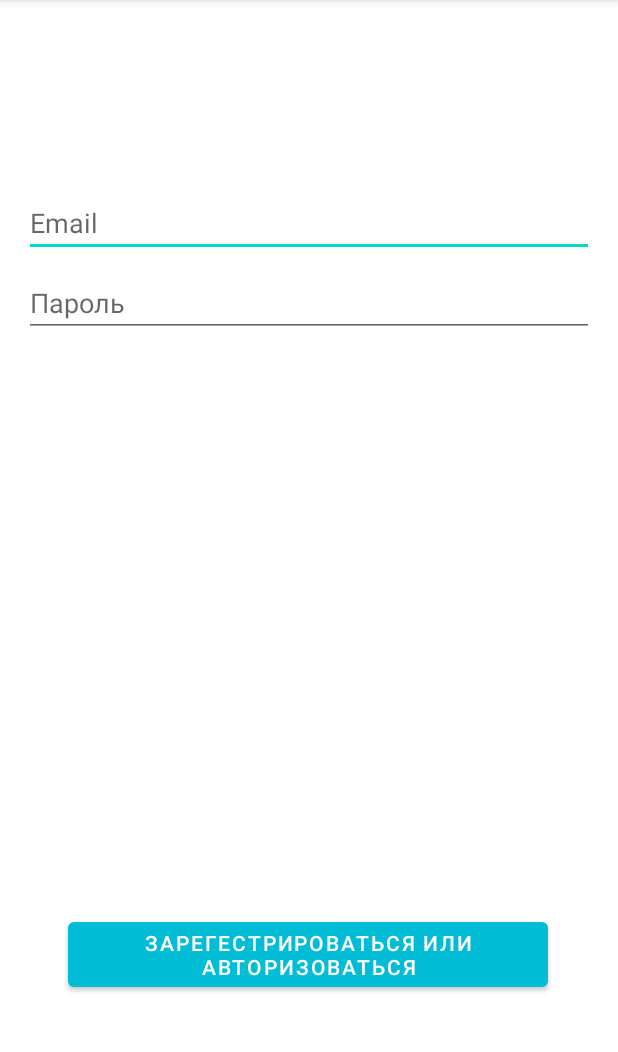
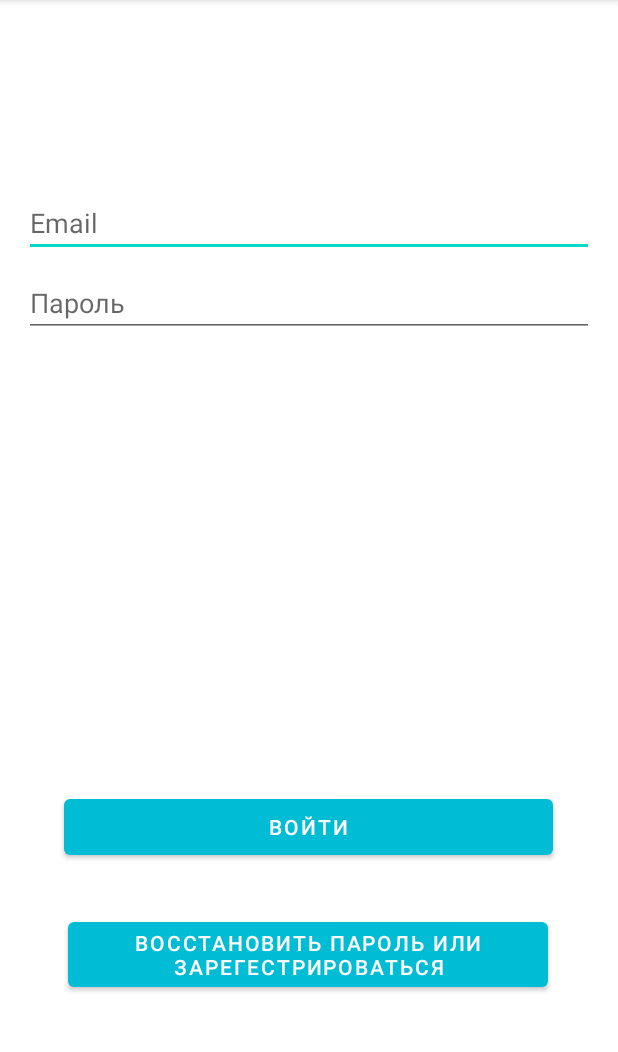
Before and after one commit to Olshanskaya/med-helper-android-app, an Android app: the screen it shows after launch (LoginActivity), on a phone screen of 412 x 824 dp, the part 84-1136 px from its top. Run offline under Robolectric (Android 15) with nearby library versions, the phone set to English and light mode, and no system bars.

Commit message:
start and log activity

```diff
--- a/app/build.gradle
+++ b/app/build.gradle
@@ -39,6 +39,9 @@ dependencies {
     implementation 'androidx.constraintlayout:constraintlayout:2.1.4'
     implementation 'androidx.lifecycle:lifecycle-livedata-ktx:2.4.1'
     implementation 'androidx.lifecycle:lifecycle-viewmodel-ktx:2.4.1'
+    implementation 'com.squareup.retrofit2:retrofit:2.9.0'
+    implementation 'com.squareup.retrofit2:converter-gson:2.9.0'
+
     testImplementation 'junit:junit:4.13.2'
     androidTestImplementation 'androidx.test.ext:junit:1.1.5'
     androidTestImplementation 'androidx.test.espresso:espresso-core:3.5.1'
--- a/app/src/main/AndroidManifest.xml
+++ b/app/src/main/AndroidManifest.xml
@@ -2,7 +2,10 @@
 <manifest xmlns:android="http://schemas.android.com/apk/res/android"
     xmlns:tools="http://schemas.android.com/tools">
 
+    <uses-permission android:name="android.permission.INTERNET"/>
+
     <application
+        android:usesCleartextTraffic="true"
         android:allowBackup="true"
         android:dataExtractionRules="@xml/data_extraction_rules"
         android:fullBackupContent="@xml/backup_rules"
--- /dev/null
+++ b/app/src/main/java/com/example/medhelperandroid/api/ApiService.java
@@ -0,0 +1,10 @@
+package com.example.medhelperandroid.api;
+
+import retrofit2.Call;
+import retrofit2.http.Body;
+import retrofit2.http.POST;
+
+public interface ApiService {
+    @POST("login")
+    Call<LoginResponse> login(@Body LoginRequest loginRequest);
+}
--- a/app/src/main/java/com/example/medhelperandroid/ui/login/LoginActivity.java
+++ b/app/src/main/java/com/example/medhelperandroid/ui/login/LoginActivity.java
@@ -10,15 +10,35 @@ import androidx.appcompat.app.AppCompatActivity;
 import android.view.View;
 import android.widget.Button;
 import android.widget.EditText;
+import android.widget.Toast;
 
 import com.example.medhelperandroid.MainActivity;
 import com.example.medhelperandroid.R;
+import com.example.medhelperandroid.api.ApiService;
+import com.example.medhelperandroid.api.LoginRequest;
+import com.example.medhelperandroid.api.LoginResponse;
+
+import java.io.IOException;
+
+import retrofit2.Call;
+import retrofit2.Callback;
+import retrofit2.Response;
+import retrofit2.Retrofit;
+import retrofit2.converter.gson.GsonConverterFactory;
 
 public class LoginActivity extends AppCompatActivity {
 
     private EditText mEmailField;
     private EditText mPasswordField;
     private Button mLoginButton;
+    private Button mNewPswButton;
+
+    Retrofit retrofit = new Retrofit.Builder()
+            .baseUrl("http://10.0.2.2:8080/")
+            .addConverterFactory(GsonConverterFactory.create())
+            .build();
+
+    ApiService apiService = retrofit.create(ApiService.class);
 
     @SuppressLint("MissingInflatedId")
     @Override
@@ -29,6 +49,17 @@ public class LoginActivity extends AppCompatActivity {
         mEmailField = findViewById(R.id.email_field);
         mPasswordField = findViewById(R.id.password_field);
         mLoginButton = findViewById(R.id.login_button);
+        mNewPswButton = findViewById(R.id.new_psw_button);
+
+
+        mLoginButton.setOnClickListener(new View.OnClickListener() {
+
+            @Override
+            public void onClick(View view) {
+
+            }
+        });
+
 
         mLoginButton.setOnClickListener(new View.OnClickListener() {
             @Override
@@ -37,12 +68,37 @@ public class LoginActivity extends AppCompatActivity {
                 String password = mPasswordField.getText().toString();
 
                 // Здесь можно добавить код для проверки правильности введенной информации пользователя
+                LoginRequest loginRequest = new LoginRequest(email, password);
+                Call<LoginResponse> call = apiService.login(loginRequest);
+                call.enqueue(new Callback<LoginResponse>() {
+                    @Override
+                    public void onResponse(Call<LoginResponse> call, Response<LoginResponse> response) {
+                        if (response.isSuccessful() && response.body() != null) {
+                            String emailReturned = response.body().getEmail();
+                            String status = response.body().getStatus();
+                            // После успешной проверки, можно запустить следующую активность
+                            Intent intent = new Intent(LoginActivity.this, MainActivity.class);
+                            startActivity(intent);
+                            finish(); // Опционально закрываем эту активность, чтобы пользователь не мог вернуться к экрану входа по кнопке "Назад"
+                            // обработка ответа
+                        } else {
+                            Toast.makeText(LoginActivity.this, "Введены неверные данные", Toast.LENGTH_SHORT).show();
+                        }
+                    }
 
-                // После успешной проверки, можно запустить следующую активность
-                Intent intent = new Intent(LoginActivity.this, MainActivity.class);
-                startActivity(intent);
-                finish(); // Опционально закрываем эту активность, чтобы пользователь не мог вернуться к экрану входа по кнопке "Назад"
+                    @Override
+                    public void onFailure(Call<LoginResponse> call, Throwable t) {
+                        Toast.makeText(LoginActivity.this, "Что-то пошло не так, попробуйте позже", Toast.LENGTH_SHORT).show();
+                    }
+                });
+
+
             }
+
+            ;
         });
+
     }
+
+    ;
 }
--- a/app/src/main/res/layout/activity_login.xml
+++ b/app/src/main/res/layout/activity_login.xml
@@ -10,6 +10,19 @@
     android:paddingRight="@dimen/activity_horizontal_margin"
     android:paddingBottom="@dimen/activity_vertical_margin"
     tools:context=".ui.login.LoginActivity">
+
+    <Button
+        android:id="@+id/login_button"
+        android:layout_width="326dp"
+        android:layout_height="49dp"
+        android:layout_gravity="start"
+        android:layout_marginBottom="176dp"
+        android:enabled="true"
+        android:text="@string/action_sign_in"
+        app:layout_constraintBottom_toBottomOf="parent"
+        app:layout_constraintEnd_toEndOf="parent"
+        app:layout_constraintHorizontal_bias="0.494"
+        app:layout_constraintStart_toStartOf="parent" />
 
     <EditText
         android:id="@+id/email_field"
@@ -43,13 +56,13 @@
         tools:layout_editor_absoluteY="186dp" />
 
     <Button
-        android:id="@+id/login_button"
+        android:id="@+id/new_psw_button"
         android:layout_width="wrap_content"
         android:layout_height="wrap_content"
         android:layout_gravity="start"
         android:layout_marginBottom="88dp"
         android:enabled="true"
-        android:text="@string/action_sign_in"
+        android:text="@string/action_new_psw"
         app:layout_constraintBottom_toBottomOf="parent"
         app:layout_constraintEnd_toEndOf="parent"
         app:layout_constraintHorizontal_bias="0.494"
--- a/app/src/main/res/values/ids.xml
+++ b/app/src/main/res/values/ids.xml
@@ -3,6 +3,7 @@
     <item name="email_field" type="id" />
     <item name="password_field" type="id" />
     <item name="login_button" type="id" />
+    <item name="new_psw_button" type="id" />
     <item name="date_text_view" type="id" />
     <item name="profile_spinner" type="id" />
     <item name="add_profile_button" type="id" />
--- a/app/src/main/res/values/strings.xml
+++ b/app/src/main/res/values/strings.xml
@@ -3,7 +3,8 @@
     <!-- Strings related to login -->
     <string name="prompt_email">Email</string>
     <string name="prompt_password">Пароль</string>
-    <string name="action_sign_in">Зарегестрироваться или авторизоваться</string>
+    <string name="action_sign_in">Войти</string>
+    <string name="action_new_psw">Восстановить пароль или зарегестрироваться</string>
     <string name="action_sign_in_short">Sign in</string>
     <string name="welcome">"Welcome !"</string>
     <string name="invalid_username">Not a valid username</string>
```
Also changed, not shown: app/src/main/java/com/example/medhelperandroid/api/LoginRequest.java (added, +11 -0 lines), app/src/main/java/com/example/medhelperandroid/api/LoginResponse.java (added, +39 -0 lines).
